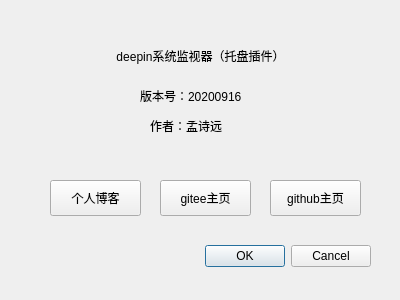
Old version of the form aboutdialog.ui in the repository q77190858/dde-sys-monitor-plugin.
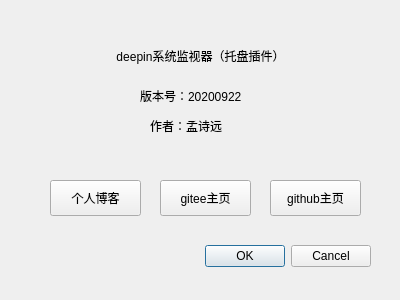
New version of the form.

The edit to the form file:
```diff
--- a/aboutdialog.ui
+++ b/aboutdialog.ui
@@ -82,7 +82,7 @@
     </rect>
    </property>
    <property name="text">
-    <string>版本号：20200916</string>
+    <string>版本号：20200922</string>
    </property>
   </widget>
   <widget class="QPushButton" name="giteePushButton">
```
